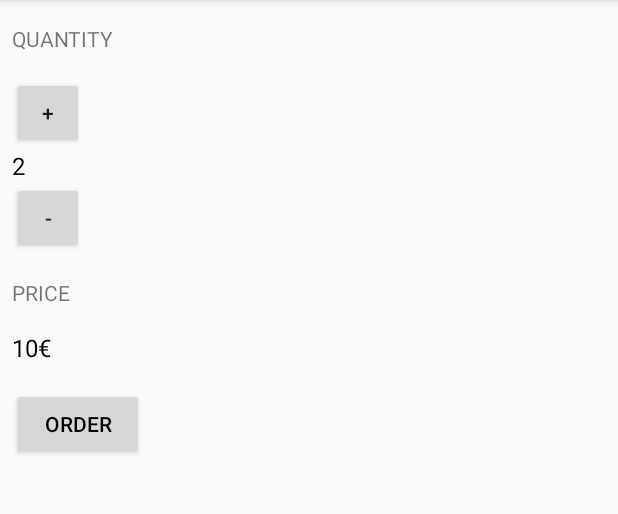
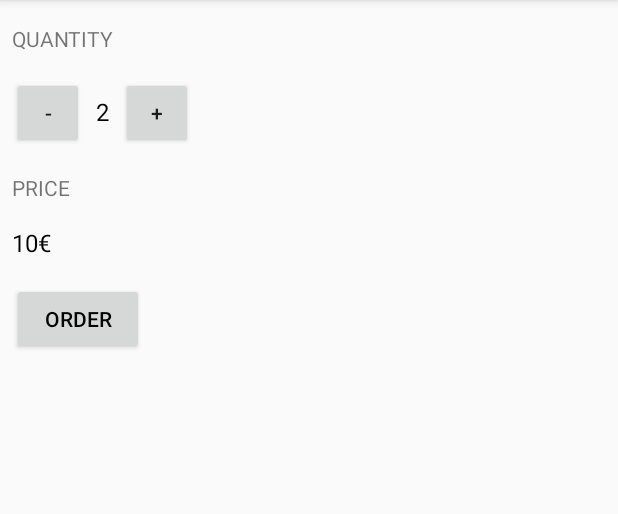
Before and after one commit to Hcskul/JustJava, an Android app: the screen it shows after launch (MainActivity), on a phone screen of 412 x 824 dp, the part 84-598 px from its top. Run offline under Robolectric (Android 15) with nearby library versions, the phone set to English and light mode, and no system bars.

Commit message:
Some changes to make it work as expected.

```diff
--- a/app/src/main/java/com/example/android/justjava/MainActivity.java
+++ b/app/src/main/java/com/example/android/justjava/MainActivity.java
@@ -33,8 +33,6 @@ public class MainActivity extends AppCompatActivity {
      * This method is called when the order button is clicked.
      */
     public void submitOrder(View view) {
-        int quantity = 10;
-        display(quantity);
         displayPrice(quantity * 5);
     }
 
@@ -43,7 +41,7 @@ public class MainActivity extends AppCompatActivity {
      * This method is called when the + button is clicked.
      */
     public void increment(View view) {
-        quantity = quantity * 2;
+        quantity = quantity + 1;
         display(quantity);
     }
 
@@ -51,7 +49,7 @@ public class MainActivity extends AppCompatActivity {
      * This method is called when the - button is clicked.
      */
     public void decrement(View view) {
-        quantity = quantity / 2;
+        quantity = quantity - 1;
         display(quantity);
     }
 
--- a/app/src/main/res/layout/activity_main.xml
+++ b/app/src/main/res/layout/activity_main.xml
@@ -16,18 +16,24 @@
         android:text="@string/Quantity"
         android:textAllCaps="true" />
 
+    <LinearLayout
+        android:layout_width="wrap_content"
+        android:layout_height="wrap_content"
+        android:orientation="horizontal">
+
         <Button
             android:layout_width="48dp"
             android:layout_height="48dp"
             android:layout_marginLeft="8sp"
-        android:onClick="increment"
-        android:text="@string/Button_Plus" />
+            android:onClick="decrement"
+            android:text="@string/Button_Min" />
 
         <TextView
             android:id="@+id/quantity_text_view"
             android:layout_width="wrap_content"
             android:layout_height="wrap_content"
             android:layout_marginLeft="8sp"
+            android:layout_marginRight="8sp"
             android:text="@string/init_number"
             android:textColor="@color/black"
             android:textSize="16sp" />
@@ -35,9 +41,10 @@
         <Button
             android:layout_width="48dp"
             android:layout_height="48dp"
-        android:layout_marginLeft="8sp"
-        android:onClick="decrement"
-        android:text="@string/Button_Min" />
+            android:onClick="increment"
+            android:text="@string/Button_Plus" />
+
+    </LinearLayout>
 
     <TextView
         android:layout_width="wrap_content"
```
Lines whose indentation alone changed are shown as unchanged.
